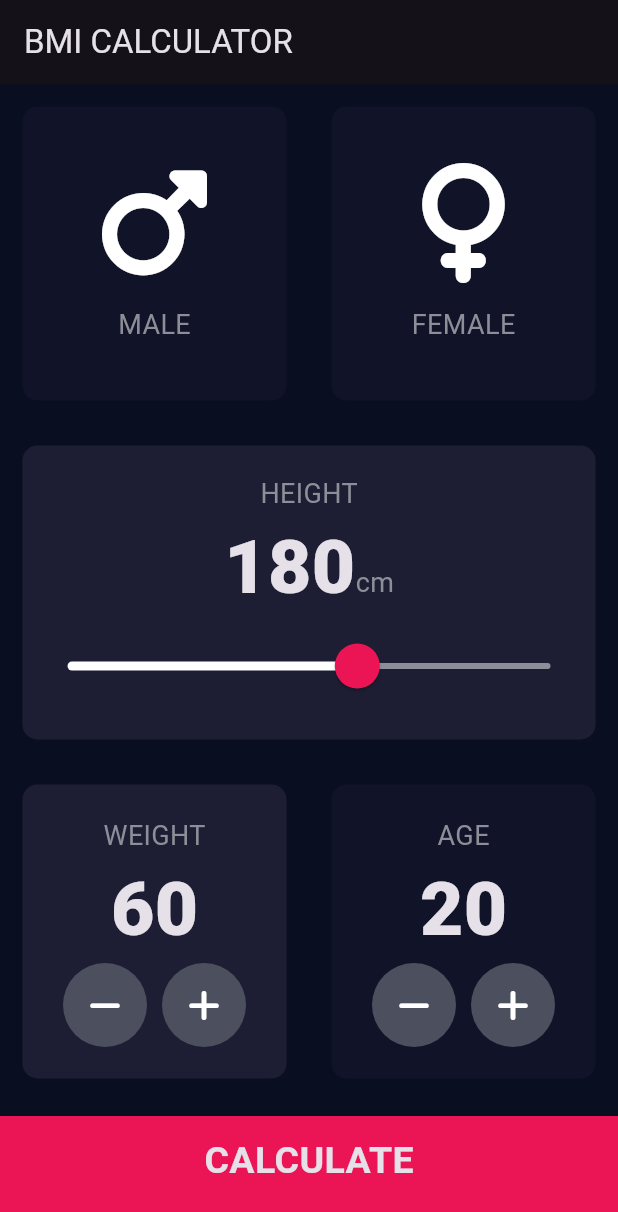
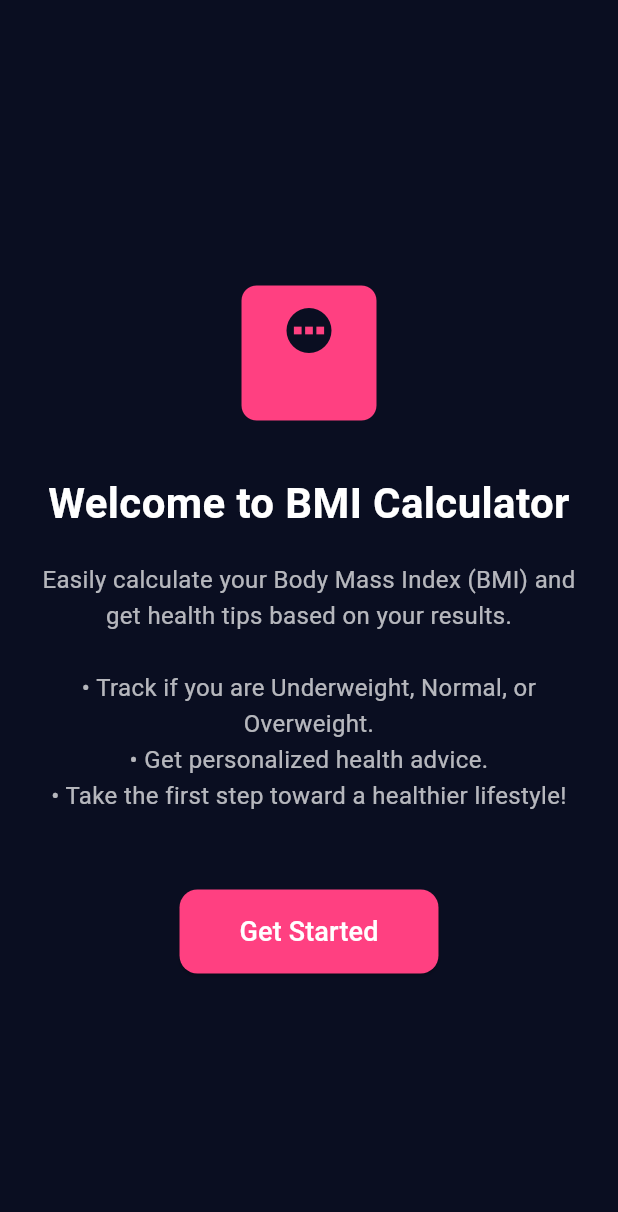
Before and after one commit to Bilaldev98/bmi_calculator, a Flutter app: the screen it shows after launch, on a phone screen of 412 x 824 dp. Shown: the top 1212 px of the screen. Run offline on Flutter 3.47's test engine with Material 3 defaults, Android fonts, the phone set to English and light mode, and no system bars; our stand-ins replace font_awesome_flutter, shared_preferences.

Commit message:
Merge remote-tracking branch 'origin/master'

```diff
--- a/lib/main.dart
+++ b/lib/main.dart
@@ -1,19 +1,29 @@
 import 'package:flutter/material.dart';
-import 'package:bmi_calculator/screens/input_page.dart';
+import 'screens/splash_screen.dart';
+import 'screens/intro_screen.dart';
+import 'screens/input_page.dart';
 
-void main() => runApp(const BMICalculator());
+void main() {
+  runApp(const MyApp());
+}
 
-class BMICalculator extends StatelessWidget {
-  const BMICalculator({super.key});
+class MyApp extends StatelessWidget {
+  const MyApp({super.key});
 
   @override
   Widget build(BuildContext context) {
     return MaterialApp(
+      debugShowCheckedModeBanner: false,
+      title: 'BMI Calculator',
       theme: ThemeData.dark().copyWith(
         primaryColor: const Color(0xFF0A0E21),
         scaffoldBackgroundColor: const Color(0xFF0A0E21),
       ),
-      home: const InputPage(),
+      home: const SplashScreen(),
+      routes: {
+        '/intro': (context) => const IntroScreen(),
+        '/input': (context) => const InputPage(),
+      },
     );
   }
 }
--- /dev/null
+++ b/lib/screens/intro_screen.dart
@@ -0,0 +1,71 @@
+import 'package:flutter/material.dart';
+import 'package:shared_preferences/shared_preferences.dart';
+import 'input_page.dart';
+
+class IntroScreen extends StatelessWidget {
+  const IntroScreen({super.key});
+
+  Future<void> _completeIntro(BuildContext context) async {
+    final prefs = await SharedPreferences.getInstance();
+    await prefs.setBool('intro_seen', true);
+
+    Navigator.pushReplacement(
+      context,
+      MaterialPageRoute(builder: (context) => const InputPage()),
+    );
+  }
+
+  @override
+  Widget build(BuildContext context) {
+    return Scaffold(
+      backgroundColor: const Color(0xFF0A0E21),
+      body: SafeArea(
+        child: Padding(
+          padding: const EdgeInsets.all(24.0),
+          child: Column(
+            mainAxisAlignment: MainAxisAlignment.center,
+            children: [
+              const Icon(Icons.monitor_weight, size: 120, color: Colors.pinkAccent),
+              const SizedBox(height: 20),
+              const Text(
+                "Welcome to BMI Calculator",
+                style: TextStyle(
+                  color: Colors.white,
+                  fontSize: 28,
+                  fontWeight: FontWeight.bold,
+                ),
+                textAlign: TextAlign.center,
+              ),
+              const SizedBox(height: 20),
+              const Text(
+                "Easily calculate your Body Mass Index (BMI) and get health tips based on your results.\n\n"
+                    "• Track if you are Underweight, Normal, or Overweight.\n"
+                    "• Get personalized health advice.\n"
+                    "• Take the first step toward a healthier lifestyle!",
+                style: TextStyle(
+                  color: Colors.white70,
+                  fontSize: 16,
+                  height: 1.5,
+                ),
+                textAlign: TextAlign.center,
+              ),
+              const SizedBox(height: 50),
+              ElevatedButton(
+                style: ElevatedButton.styleFrom(
+                  backgroundColor: Colors.pinkAccent,
+                  padding: const EdgeInsets.symmetric(horizontal: 40, vertical: 15),
+                  shape: RoundedRectangleBorder(borderRadius: BorderRadius.circular(12)),
+                ),
+                onPressed: () => _completeIntro(context),
+                child: const Text(
+                  "Get Started",
+                  style: TextStyle(fontSize: 18, color: Colors.white),
+                ),
+              ),
+            ],
+          ),
+        ),
+      ),
+    );
+  }
+}
```
Also changed, not shown: lib/screens/splash_screen.dart (added, +66 -0 lines), pubspec.yaml (+5 -3 lines), assets/splash_screen_img.png (added), pubspec.lock, 5 other files.
